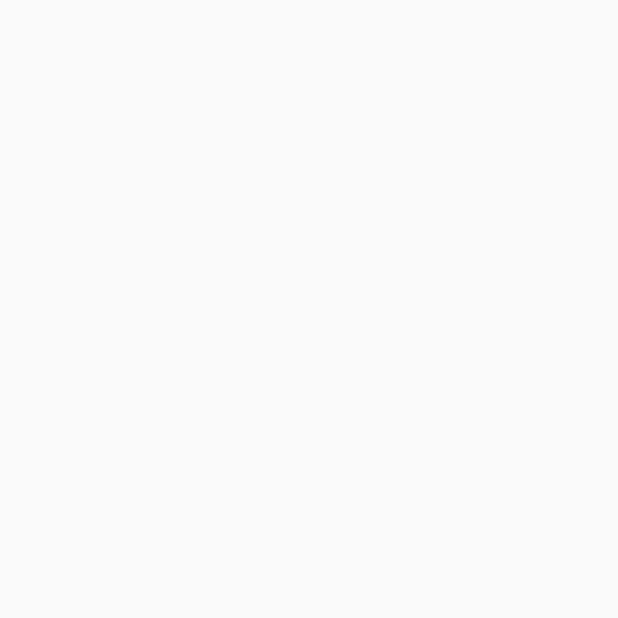
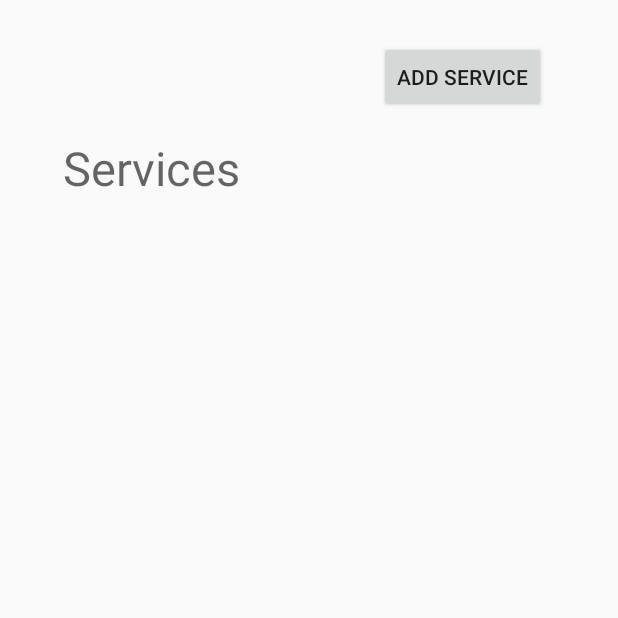
Before and after one commit to rrosatti/my-pass, an Android app: the AccountsActivity screen opened directly, with no data from a screen before it, on a phone screen of 412 x 824 dp, the top half of it. Before the commit the part shown is empty. Run offline under Robolectric (Android 15) with nearby library versions, the phone set to English and light mode, and no system bars.

Commit message:
create AccountsDataSource, accounts.xml and accounts_list_item.xml. Change variable from serviceName to accountName

```diff
--- a/app/src/main/java/com/example/rodri/mypass/database/MySQLiteHelper.java
+++ b/app/src/main/java/com/example/rodri/mypass/database/MySQLiteHelper.java
@@ -12,7 +12,7 @@ public class MySQLiteHelper extends SQLiteOpenHelper {
 
     public static final String TABLE_ACCOUNTS = "accounts";
     public static final String COLUMN_ID = "id";
-    public static final String COLUMN_SERVICE_NAME = "service_name";
+    public static final String COLUMN_ACCOUNT_NAME = "account_name";
     public static final String COLUMN_PASSWORD = "password";
 
     public static final String DATABASE_NAME = "accounts.db";
@@ -20,7 +20,7 @@ public class MySQLiteHelper extends SQLiteOpenHelper {
 
     private static final String DATABASE_CREATE = "create table " + TABLE_ACCOUNTS + "("
                                                     + COLUMN_ID + " integer primary key autoincrement, "
-                                                    + COLUMN_SERVICE_NAME + " text not null, "
+                                                    + COLUMN_ACCOUNT_NAME + " text not null, "
                                                     + COLUMN_PASSWORD + " text not null);";
 
     public MySQLiteHelper(Context context) {
--- a/app/src/main/res/layout/accounts.xml
+++ b/app/src/main/res/layout/accounts.xml
@@ -2,4 +2,36 @@
 <RelativeLayout xmlns:android="http://schemas.android.com/apk/res/android"
     android:layout_width="match_parent" android:layout_height="match_parent">
 
+    <Button
+        android:layout_width="wrap_content"
+        android:layout_height="wrap_content"
+        android:text="@string/add_service"
+        android:id="@+id/btAddService"
+        android:layout_marginEnd="48dp"
+        android:layout_marginTop="27dp"
+        android:layout_alignParentTop="true"
+        android:layout_alignParentEnd="true" />
+
+    <TextView
+        android:layout_width="wrap_content"
+        android:layout_height="wrap_content"
+        android:textAppearance="?android:attr/textAppearanceMedium"
+        android:text="@string/services"
+        android:textSize="14pt"
+        android:id="@+id/txtServices"
+        android:layout_marginStart="42dp"
+        android:layout_marginTop="15dp"
+        android:layout_below="@+id/btAddService"
+        android:layout_alignParentStart="true" />
+
+    <ListView
+        android:layout_width="wrap_content"
+        android:layout_height="wrap_content"
+        android:id="@+id/listOfServices"
+        android:layout_below="@+id/btAddService"
+        android:layout_alignParentStart="true"
+        android:layout_marginTop="80dp"
+        android:scrollbars="none"/>
+
+
 </RelativeLayout>
--- a/app/src/main/res/values/strings.xml
+++ b/app/src/main/res/values/strings.xml
@@ -1,3 +1,12 @@
 <resources>
     <string name="app_name">MyPass</string>
+
+    <!-- Buttons -->
+    <string name="add_service">Add Service</string>
+    <string name="get_pass">Get Pass</string>
+
+    <!-- TextViews -->
+    <string name="services">Services</string>
+
+
 </resources>
```
Also changed, not shown: app/src/main/java/com/example/rodri/mypass/account/Account.java (+15 -6 lines), app/src/main/java/com/example/rodri/mypass/database/AccountsDataSource.java (added, +88 -0 lines), app/src/main/java/com/example/rodri/mypass/util/EncryptDecrypt.java (added, +11 -0 lines), app/src/main/res/layout/accounts_list_item.xml (added, +41 -0 lines).
